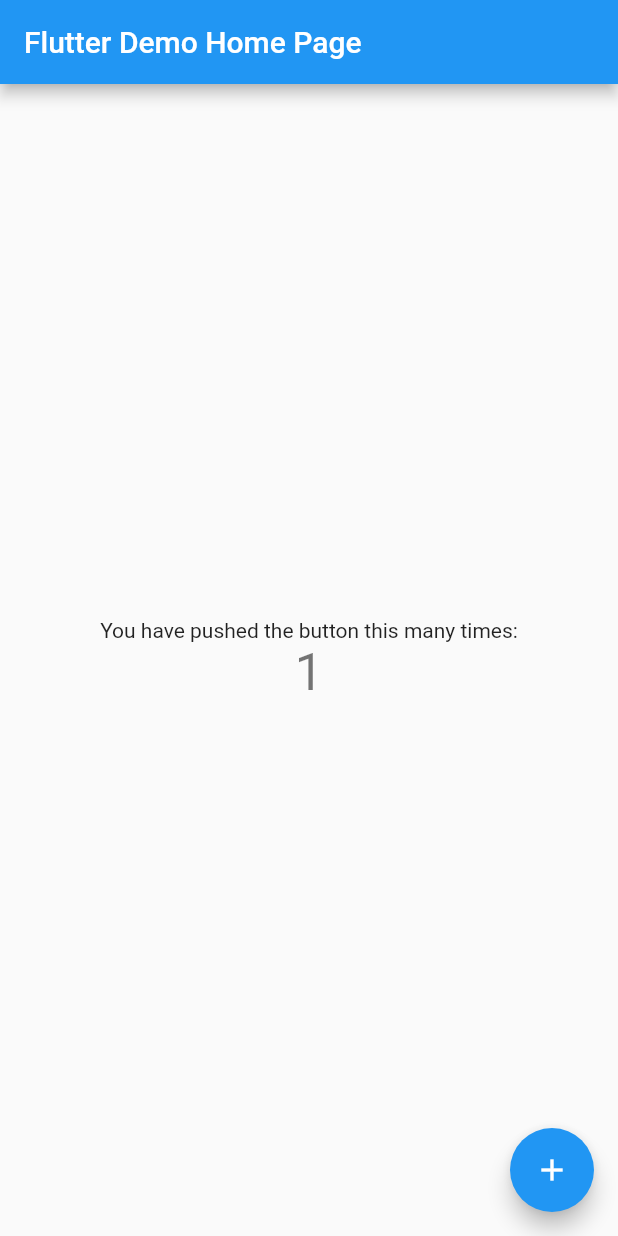
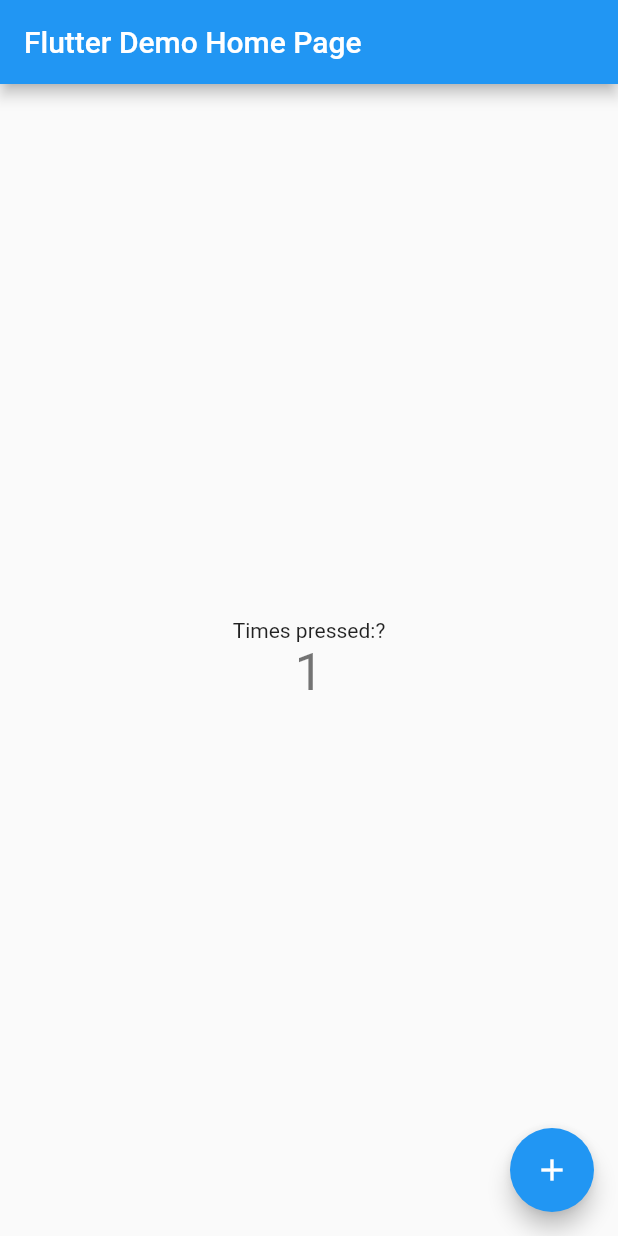
Before and after one commit to Maustrian3/test_app_plain, a Flutter app: the screen it shows after launch, after a tap on the "add" icon, on a phone screen of 412 x 824 dp. Run offline on Flutter 3.47's test engine with Material 2 defaults, Android fonts, the phone set to English and light mode, and no system bars.

```diff
--- a/lib/main.dart
+++ b/lib/main.dart
@@ -3,10 +3,7 @@ import 'package:flutter/material.dart';
 //You need to import this
 import 'package:async/async.dart';
 
-// Duration is 5 seconds
-Duration _timerDuration = new Duration(seconds: 5);
-// Creating a new timer element.
-RestartableTimer _timer = new RestartableTimer(_timerDuration, counterReset);
+
 
 void main() => runApp(MyApp());
 
@@ -53,20 +50,31 @@ class MyHomePage extends StatefulWidget {
 
 class _MyHomePageState extends State<MyHomePage> {
   int _counter = 0;
+  RestartableTimer timer;
 
+  @override
+  void initState() {
+    // Duration is 5 seconds
+    Duration _timerDuration = new Duration(seconds: 5);
+    // Creating a new timer element.
+    timer = new RestartableTimer(_timerDuration, counterReset);
+    super.initState();
+  }
 
   void counterReset() {
-    _counter = 0;
+    setState(() {
+      _counter = 0;
+    });
   }
 
   void _incrementCounter() {
+    timer.reset();
     setState(() {
       // This call to setState tells the Flutter framework that something has
       // changed in this State, which causes it to rerun the build method below
       // so that the display can reflect the updated values. If we changed
       // _counter without calling setState(), then the build method would not be
       // called again, and so nothing would appear to happen.
-      _timer.reset();
       _counter++;
     });
   }
@@ -106,7 +114,7 @@ class _MyHomePageState extends State<MyHomePage> {
           mainAxisAlignment: MainAxisAlignment.center,
           children: <Widget>[
             Text(
-              'You have pushed the button this many times:',
+              'Times pressed:?',
             ),
             Text(
               '$_counter',
@@ -117,7 +125,7 @@ class _MyHomePageState extends State<MyHomePage> {
       ),
       floatingActionButton: FloatingActionButton(
         onPressed: _incrementCounter,
-        tooltip: 'Increment',
+        tooltip: 'Restarts Timer',
         child: Icon(Icons.add),
       ), // This trailing comma makes auto-formatting nicer for build methods.
     );
```
